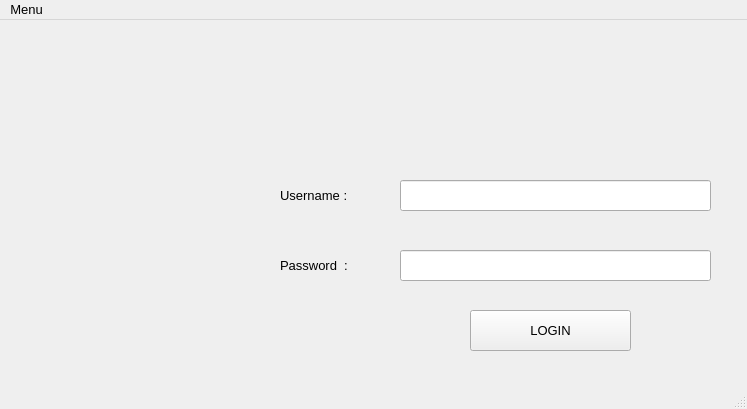
This is masuk_pt.ui in ronihamonangan/Perhitungan-Gaji-Karyawan as Qt 5 draws it before an edit. The edited form follows.
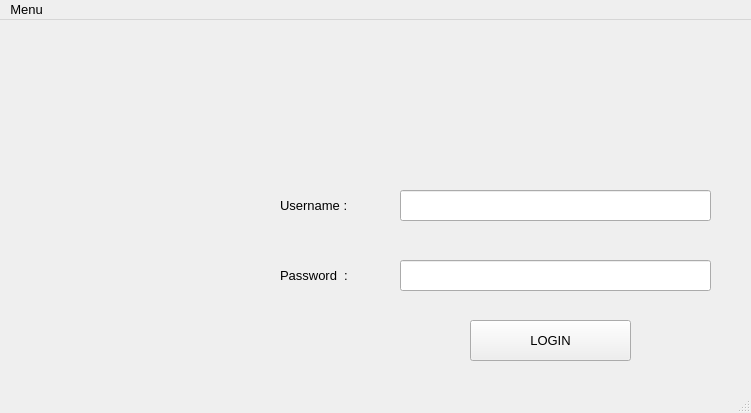
This is the edited form. Icons and pictures are not drawn.

What changed in the file:
```diff
--- a/masuk_pt.ui
+++ b/masuk_pt.ui
@@ -6,8 +6,8 @@
    <rect>
     <x>0</x>
     <y>0</y>
-    <width>747</width>
-    <height>409</height>
+    <width>751</width>
+    <height>413</height>
    </rect>
   </property>
   <property name="font">
@@ -24,10 +24,10 @@
    <widget class="QLabel" name="label">
     <property name="geometry">
      <rect>
-      <x>20</x>
-      <y>30</y>
-      <width>711</width>
-      <height>71</height>
+      <x>0</x>
+      <y>0</y>
+      <width>751</width>
+      <height>111</height>
      </rect>
     </property>
     <property name="font">
@@ -54,7 +54,7 @@
     <property name="geometry">
      <rect>
       <x>50</x>
-      <y>140</y>
+      <y>150</y>
       <width>201</width>
       <height>151</height>
      </rect>
@@ -73,7 +73,7 @@
     <property name="geometry">
      <rect>
       <x>280</x>
-      <y>160</y>
+      <y>170</y>
       <width>121</width>
       <height>31</height>
      </rect>
@@ -86,7 +86,7 @@
     <property name="geometry">
      <rect>
       <x>400</x>
-      <y>160</y>
+      <y>170</y>
       <width>311</width>
       <height>31</height>
      </rect>
@@ -96,7 +96,7 @@
     <property name="geometry">
      <rect>
       <x>280</x>
-      <y>230</y>
+      <y>240</y>
       <width>121</width>
       <height>31</height>
      </rect>
@@ -109,7 +109,7 @@
     <property name="geometry">
      <rect>
       <x>400</x>
-      <y>230</y>
+      <y>240</y>
       <width>311</width>
       <height>31</height>
      </rect>
@@ -122,7 +122,7 @@
     <property name="geometry">
      <rect>
       <x>470</x>
-      <y>290</y>
+      <y>300</y>
       <width>161</width>
       <height>41</height>
      </rect>
@@ -137,7 +137,7 @@
     <rect>
      <x>0</x>
      <y>0</y>
-     <width>747</width>
+     <width>751</width>
      <height>26</height>
     </rect>
    </property>
```
